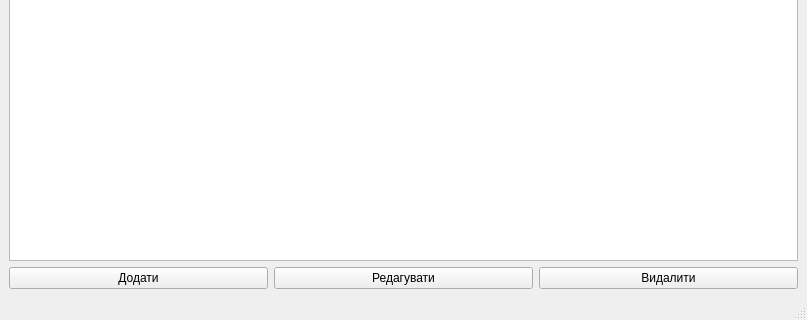
The window that OOP2Lab/mainwindow.ui (IvanAntonchuk/Lab.OOP2) describes before a commit, drawn with Qt 5; both pictures show x 0 to 807 and y 208 to 528 of the 807 by 528 pixel window.
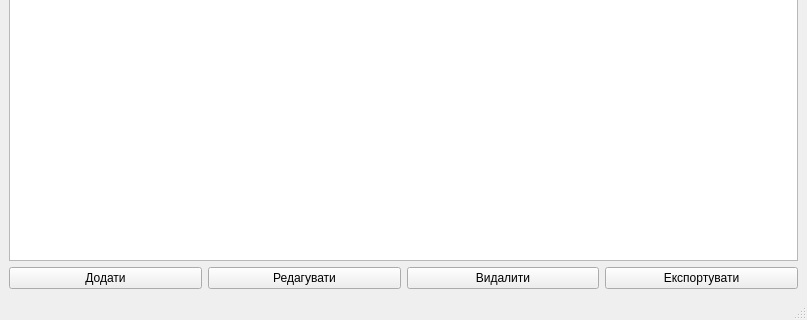
The same window after the commit.

Commit message: Implement ExportDialog to generate Simple List and BibTeX

```diff
--- a/OOP2Lab/mainwindow.ui
+++ b/OOP2Lab/mainwindow.ui
@@ -55,6 +55,13 @@
         </property>
        </widget>
       </item>
+      <item>
+       <widget class="QPushButton" name="exportButton">
+        <property name="text">
+         <string>Експортувати</string>
+        </property>
+       </widget>
+      </item>
      </layout>
     </item>
    </layout>
```
The commit also changes 6 other files.
